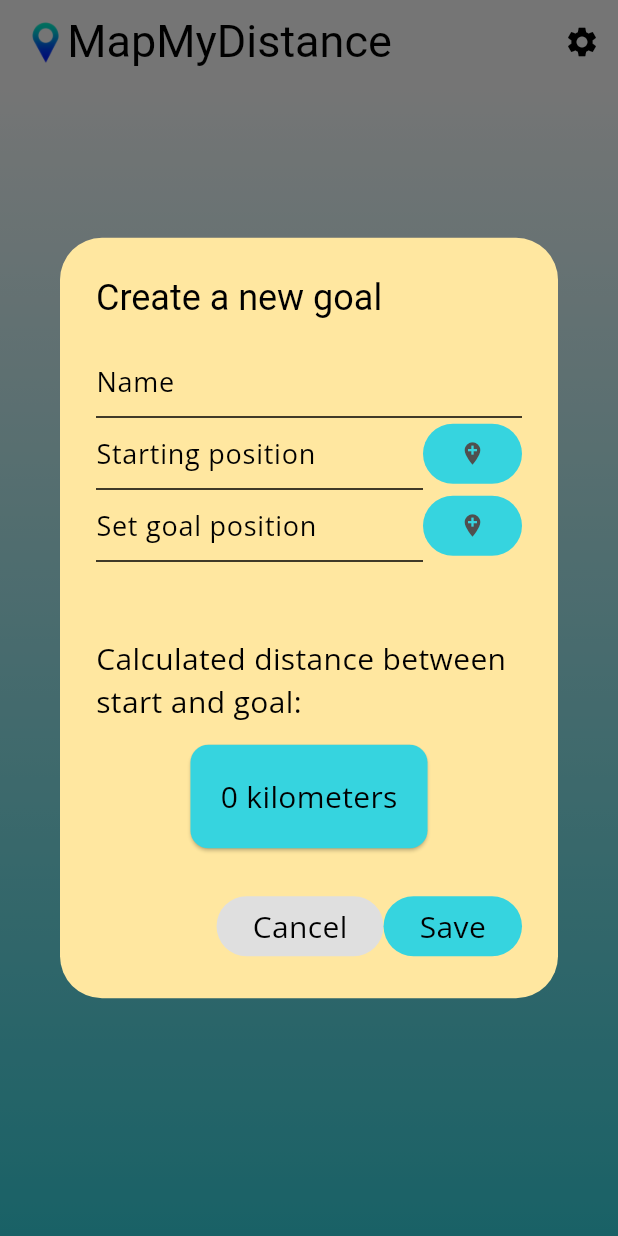
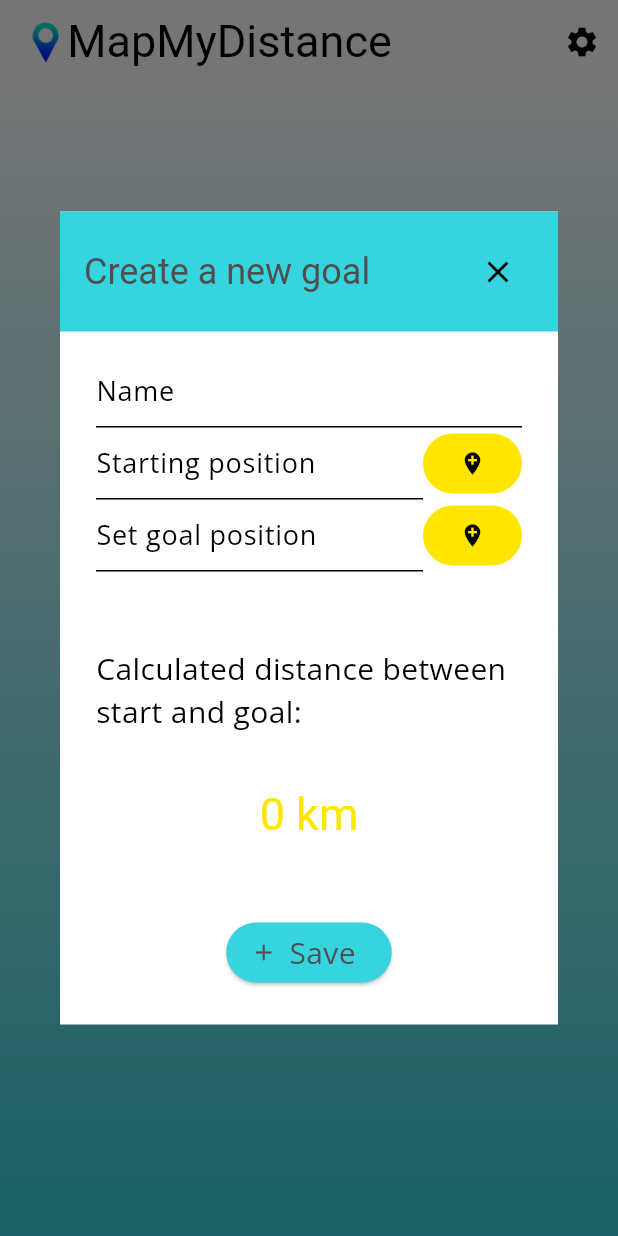
Before and after one commit to kyralux/MapMyDistance, a Flutter app: the screen it shows after launch, after a tap on the "add" icon, on a phone screen of 412 x 824 dp. Run offline on Flutter 3.47's test engine with Material 3 defaults, Android fonts, the light colour scheme and no system bars; our stand-ins replace flutter_map, google_fonts, latlong2, percent_indicator, shared_preferences, sqflite; missing offline and left inert: flutter_map_math; accounts and stored records are empty; generated files the repository leaves out were written again; Roboto replaces fonts that are missing (Abel).

Commit message:
wip style changes, block landscape

```diff
--- a/lib/main.dart
+++ b/lib/main.dart
@@ -1,4 +1,5 @@
 import 'package:flutter/material.dart';
+import 'package:flutter/services.dart';
 
 import 'src/app.dart';
 
@@ -10,6 +11,8 @@ void main() async {
   final settingsController = SettingsController(SettingsService());
 
   await settingsController.loadSettings();
-
-  runApp(MyApp(settingsController: settingsController));
+  SystemChrome.setPreferredOrientations([DeviceOrientation.portraitUp])
+      .then((_) {
+    runApp(MyApp(settingsController: settingsController));
+  });
 }
--- a/lib/src/app.dart
+++ b/lib/src/app.dart
@@ -32,12 +32,12 @@ class MyApp extends StatelessWidget {
                 primary: Color.fromARGB(255, 255, 255, 255),
                 onPrimary: Colors.black,
                 secondary: Color.fromARGB(255, 54, 212, 223),
-                onSecondary: Color.fromARGB(
-                    255, 79, 79, 79), // Color.fromARGB(255, 61, 113, 255),
-                tertiary: Color(0xFF003ef9),
+                onSecondary: Color.fromARGB(255, 79, 79, 79),
+                onTertiary: Colors.black, // Color.fromARGB(255, 61, 113, 255),
+                tertiary: Color.fromARGB(255, 255, 230, 0),
                 error: Colors.redAccent,
                 onError: Colors.white,
-                surface: Color.fromARGB(255, 255, 231, 160),
+                surface: Color.fromARGB(255, 255, 255, 255),
                 onSurface: Colors.black,
                 brightness: Brightness.light),
             textTheme: TextTheme(
--- a/lib/src/settings/settings_controller.dart
+++ b/lib/src/settings/settings_controller.dart
@@ -2,7 +2,19 @@ import 'package:flutter/material.dart';
 
 import 'settings_service.dart';
 
-enum DistanceUnit { kilometers, miles }
+enum DistanceUnit {
+  kilometers,
+  miles;
+
+  String get short {
+    switch (this) {
+      case DistanceUnit.kilometers:
+        return 'km';
+      case DistanceUnit.miles:
+        return 'mi';
+    }
+  }
+}
 
 class SettingsController with ChangeNotifier {
   SettingsController(this._settingsService);
--- a/lib/src/views/main_view.dart
+++ b/lib/src/views/main_view.dart
@@ -223,7 +223,7 @@ class _GoalListViewState extends State<GoalListView> {
             mainAxisAlignment: MainAxisAlignment.center,
             children: [
               FloatingActionButton(
-                onPressed: () => showPopup(context, null),
+                onPressed: () => showGoalDialog(context, null),
                 heroTag: 'addButton',
                 backgroundColor: Theme.of(context).colorScheme.secondary,
                 child: Icon(
@@ -266,11 +266,14 @@ class _GoalListViewState extends State<GoalListView> {
                   padding: const EdgeInsets.all(0),
                   child: getProgressBar(),
                 ),
-                Text(
-                  "${formatNumber(goalHandler.curGoal.curDistance)} / ${formatNumber(goalHandler.curGoal.totalDistance)} ${widget.controller.distanceUnit.name}",
+                Container(
+                    width: double.infinity,
+                    color: Theme.of(context).colorScheme.tertiary,
+                    child: Text(
+                      "${formatNumber(goalHandler.curGoal.curDistance)} / ${formatNumber(goalHandler.curGoal.totalDistance)} ${widget.controller.distanceUnit.short}",
                       textAlign: TextAlign.center,
                       style: Theme.of(context).textTheme.bodyLarge,
-                )
+                    )),
               ],
             ),
           ),
@@ -279,7 +282,7 @@ class _GoalListViewState extends State<GoalListView> {
     );
   }
 
-  void showPopup(BuildContext context, Goal? goal) {
+  void showGoalDialog(BuildContext context, Goal? goal) {
     LatLng? selectedLocationStart;
     LatLng? selectedLocationEnd;
     TextEditingController goalController =
@@ -292,7 +295,33 @@ class _GoalListViewState extends State<GoalListView> {
       builder: (BuildContext context) {
         return StatefulBuilder(builder: (context, StateSetter setState) {
           return AlertDialog(
-            title: Text(AppLocalizations.of(context)!.newGoalTitle),
+              titlePadding: EdgeInsets.zero,
+              shape: const RoundedRectangleBorder(
+                borderRadius: BorderRadius.zero,
+              ),
+              title: Container(
+                  color: Theme.of(context)
+                      .colorScheme
+                      .secondary, // Set background color for title
+                  padding: EdgeInsets.all(16), // Add padding
+                  child: Row(
+                    mainAxisAlignment: MainAxisAlignment.spaceBetween,
+                    children: [
+                      Text(
+                        AppLocalizations.of(context)!.newGoalTitle,
+                        style: TextStyle(
+                          color: Theme.of(context)
+                              .colorScheme
+                              .onSecondary, // Text color
+                        ),
+                      ),
+                      IconButton(
+                          onPressed: () {
+                            Navigator.of(context).pop();
+                          },
+                          icon: const Icon(Icons.close))
+                    ],
+                  )),
               content: SingleChildScrollView(
                   child: Form(
                       key: formKey,
@@ -307,7 +336,8 @@ class _GoalListViewState extends State<GoalListView> {
                                     AppLocalizations.of(context)!.newGoalName),
                             validator: (value) {
                               if (value == null || value.isEmpty) {
-                              return AppLocalizations.of(context)!.newGoalName;
+                                return AppLocalizations.of(context)!
+                                    .newGoalName;
                               }
                               if (value.length > 100) {
                                 return AppLocalizations.of(context)!
@@ -333,7 +363,8 @@ class _GoalListViewState extends State<GoalListView> {
                                             .newGoaStart))),
                             FilledButton(
                               onPressed: () async {
-                              selectedLocationStart = await showLocationPicker(
+                                selectedLocationStart =
+                                    await showLocationPicker(
                                         context,
                                         AppLocalizations.of(context)!
                                             .locationPickerStart);
@@ -354,10 +385,10 @@ class _GoalListViewState extends State<GoalListView> {
                               },
                               style: ButtonStyle(
                                   backgroundColor: WidgetStatePropertyAll(
-                                    Theme.of(context).colorScheme.secondary)),
+                                      Theme.of(context).colorScheme.tertiary)),
                               child: Icon(
                                 Icons.add_location,
-                              color: Theme.of(context).colorScheme.onSecondary,
+                                color: Theme.of(context).colorScheme.onTertiary,
                               ),
                             )
                           ]),
@@ -399,10 +430,10 @@ class _GoalListViewState extends State<GoalListView> {
                               },
                               style: ButtonStyle(
                                   backgroundColor: WidgetStatePropertyAll(
-                                    Theme.of(context).colorScheme.secondary)),
+                                      Theme.of(context).colorScheme.tertiary)),
                               child: Icon(
                                 Icons.add_location,
-                              color: Theme.of(context).colorScheme.onSecondary,
+                                color: Theme.of(context).colorScheme.onTertiary,
                               ),
                             ),
                           ]),
@@ -414,42 +445,40 @@ class _GoalListViewState extends State<GoalListView> {
                           const SizedBox(
                             height: 10,
                           ),
-                        Card(
-                            color: Theme.of(context).colorScheme.secondary,
-                            child: Padding(
-                              padding: const EdgeInsets.all(20.0),
+                          Container(
+                            padding: EdgeInsets.all(25),
+                            width: double
+                                .infinity, // Make the card take full available width
+                            child: Center(
+                              //padding: const EdgeInsets.all(20.0),
                               child: Text(
-                                  "${formatNumber(calculatedDistance)} ${widget.controller.distanceUnit.name}",
-                                  style:
-                                      Theme.of(context).textTheme.bodyMedium),
-                            )),
+                                "${formatNumber(calculatedDistance)} ${widget.controller.distanceUnit.short}",
+                                style: Theme.of(context)
+                                    .textTheme
+                                    .titleLarge
+                                    ?.copyWith(
+                                      color: Theme.of(context)
+                                          .colorScheme
+                                          .tertiary,
+                                    ),
+                              ),
+                            ),
+                          ),
                         ],
                       ))),
               actions: [
-              FittedBox(
-                fit: BoxFit.scaleDown,
-                child: Row(
-                    mainAxisAlignment: MainAxisAlignment.spaceEvenly,
-                    children: [
-                      FilledButton(
-                          style: ButtonStyle(
-                              backgroundColor: WidgetStateProperty.all(
-                                  Color.fromARGB(255, 223, 223, 223))),
-                          onPressed: () {
-                            Navigator.of(context).pop();
-                          },
-                          child: Text(AppLocalizations.of(context)!.cancel,
-                              style: Theme.of(context)
-                                  .textTheme
-                                  .bodyMedium!
-                                  .copyWith(
-                                      color: Theme.of(context)
-                                          .colorScheme
-                                          .onSurface))),
-                      FilledButton(
+                Center(
+                    child: ElevatedButton.icon(
                   style: ButtonStyle(
                       backgroundColor: WidgetStateProperty.all(
                           Theme.of(context).colorScheme.secondary)),
+                  label: Text(AppLocalizations.of(context)!.save,
+                      style: Theme.of(context).textTheme.bodyMedium!.copyWith(
+                          color: Theme.of(context).colorScheme.onSecondary)),
+                  icon: Icon(
+                    Icons.add,
+                    color: Theme.of(context).colorScheme.onSecondary,
+                  ),
                   onPressed: () {
                     if (formKey.currentState?.validate() ?? false) {
                       setState(() {
@@ -472,19 +501,8 @@ class _GoalListViewState extends State<GoalListView> {
                       });
                     }
                   },
-                          child: Text(AppLocalizations.of(context)!.save,
-                              maxLines: 1,
-                              style: Theme.of(context)
-                                  .textTheme
-                                  .bodyMedium!
-                                  .copyWith(
-                                      color: Theme.of(context)
-                                          .colorScheme
-                                          .onSurface))),
-                    ]),
-              )
-            ],
-          );
+                ))
+              ]);
         });
       },
     );
@@ -511,31 +529,47 @@ class _GoalListViewState extends State<GoalListView> {
             FittedBox(
               child: Row(
                 children: [
-                  FilledButton(
-                    style: ButtonStyle(
-                        backgroundColor: WidgetStateProperty.all(
-                            Color.fromARGB(255, 223, 223, 223))),
+                  TextButton(
                       onPressed: () {
                         Navigator.of(context).pop();
                       },
-                    child: Text(
-                      AppLocalizations.of(context)!.cancel,
-                      style: Theme.of(context).textTheme.bodyMedium,
-                    ),
-                  ),
-                  FilledButton(
+                      child: Text(AppLocalizations.of(context)!.cancel,
+                          style: Theme.of(context)
+                              .textTheme
+                              .bodyMedium!
+                              .copyWith(
+                                  color: Theme.of(context)
+                                      .colorScheme
+                                      .onSurface))),
+                  ElevatedButton.icon(
                     style: ButtonStyle(
                         backgroundColor: WidgetStateProperty.all(
                             Theme.of(context).colorScheme.secondary)),
+                    label: Text(AppLocalizations.of(context)!.save,
+                        style: Theme.of(context).textTheme.bodyMedium!.copyWith(
+                            color: Theme.of(context).colorScheme.onSecondary)),
+                    icon: Icon(
+                      Icons.add,
+                      color: Theme.of(context).colorScheme.onSecondary,
+                    ),
                     onPressed: () {
                       Navigator.of(context)
                           .pop(_mapControllerDialog.camera.center);
                     },
-                    child: Text(
-                      AppLocalizations.of(context)!.save,
-                      style: Theme.of(context).textTheme.bodyMedium,
                   ),
-                  ),
+                  // FilledButton(
+                  //   style: ButtonStyle(
+                  //       backgroundColor: WidgetStateProperty.all(
+                  //           Theme.of(context).colorScheme.secondary)),
+                  //   onPressed: () {
+                  //     Navigator.of(context)
+                  //         .pop(_mapControllerDialog.camera.center);
+                  //   },
+                  //   child: Text(
+                  //     AppLocalizations.of(context)!.save,
+                  //     style: Theme.of(context).textTheme.bodyMedium,
+                  //   ),
+                  // ),
                 ],
               ),
             )
@@ -553,7 +587,34 @@ class _GoalListViewState extends State<GoalListView> {
       context: context,
       builder: (BuildContext context) {
         return AlertDialog(
-          title: Text(AppLocalizations.of(context)!.distanceTitle),
+          titlePadding: EdgeInsets.zero,
+          shape: const RoundedRectangleBorder(
+            borderRadius: BorderRadius.zero,
+          ),
+          title: Container(
+              color: Theme.of(context).colorScheme.secondary,
+              padding: const EdgeInsets.all(16), // Add padding
+              child: Row(
+                mainAxisAlignment: MainAxisAlignment.spaceBetween,
+                children: [
+                  Text(
+                    AppLocalizations.of(context)!.distanceTitle,
+                    style: TextStyle(
+                      color: Theme.of(context)
+                          .colorScheme
+                          .onSecondary, // Text color
+                    ),
+                  ),
+                  IconButton(
+                      onPressed: () {
+                        Navigator.of(context).pop();
+                      },
+                      icon: Icon(
+                        Icons.close,
+                        color: Theme.of(context).colorScheme.onSecondary,
+                      ))
+                ],
+              )),
           content: SingleChildScrollView(
               child: Form(
                   key: formKey,
@@ -565,9 +626,8 @@ class _GoalListViewState extends State<GoalListView> {
                           child: TextFormField(
                         controller: distanceController,
                         decoration: InputDecoration(
-                            hintText:
-                                AppLocalizations.of(context)!.distanceHint,
-                            border: OutlineInputBorder()),
+                          hintText: AppLocalizations.of(context)!.distanceHint,
+                        ),
                         keyboardType: TextInputType.number,
                         validator: (value) {
                           if (value == null || value.isEmpty) {
@@ -588,29 +648,22 @@ class _GoalListViewState extends State<GoalListView> {
                         },
                       )),
                       const SizedBox(width: 10),
-                      Text(widget.controller.distanceUnit.name)
+                      Text(widget.controller.distanceUnit.short)
                     ]),
                   ]))),
           actions: [
-            FittedBox(
-                child: Row(
-                    mainAxisAlignment: MainAxisAlignment.spaceEvenly,
-                    children: [
-                  FilledButton(
-                    style: ButtonStyle(
-                        backgroundColor: WidgetStateProperty.all(
-                            Color.fromARGB(255, 223, 223, 223))),
-                    onPressed: () {
-                      Navigator.of(context).pop();
-                    },
-                    child: Text(AppLocalizations.of(context)!.cancel,
-                        style: Theme.of(context).textTheme.bodyMedium!.copyWith(
-                            color: Theme.of(context).colorScheme.onSurface)),
-                  ),
-                  FilledButton(
+            Center(
+              child: ElevatedButton.icon(
                   style: ButtonStyle(
                       backgroundColor: WidgetStateProperty.all(
                           Theme.of(context).colorScheme.secondary)),
+                  label: Text(AppLocalizations.of(context)!.save,
+                      style: Theme.of(context).textTheme.bodyMedium!.copyWith(
+                          color: Theme.of(context).colorScheme.onSecondary)),
+                  icon: Icon(
+                    Icons.add,
+                    color: Theme.of(context).colorScheme.onSecondary,
+                  ),
                   onPressed: () {
                     if (formKey.currentState?.validate() ?? false) {
                       setState(() {
@@ -623,12 +676,8 @@ class _GoalListViewState extends State<GoalListView> {
                         }
                       });
                     }
-                    },
-                    child: Text(AppLocalizations.of(context)!.save,
-                        style: Theme.of(context).textTheme.bodyMedium!.copyWith(
-                            color: Theme.of(context).colorScheme.onSurface)),
-                  )
-                ])),
+                  }),
+            ),
           ],
         );
       },
@@ -676,7 +725,37 @@ class _GoalListViewState extends State<GoalListView> {
       context: context,
       builder: (BuildContext context) {
         return AlertDialog(
-          title: Text(AppLocalizations.of(context)!.deletionTitle),
+          titlePadding: EdgeInsets.zero,
+          shape: const RoundedRectangleBorder(
+            borderRadius: BorderRadius.zero,
+          ),
+
+          title: Container(
+              color: Theme.of(context)
+                  .colorScheme
+                  .error, // Set background color for title
+              padding: EdgeInsets.all(16), // Add padding
+              child: Row(
+                mainAxisAlignment: MainAxisAlignment.spaceBetween,
+                children: [
+                  Text(
+                    AppLocalizations.of(context)!.deletionTitle,
+                    style: TextStyle(
+                      color:
+                          Theme.of(context).colorScheme.onError, // Text color
+                    ),
+                  ),
+                  IconButton(
+                      onPressed: () {
+                        Navigator.of(context).pop();
+                      },
+                      icon: Icon(
+                        Icons.close,
+                        color: Theme.of(context).colorScheme.onError,
+                      ))
+                ],
+              )),
+          //Text(AppLocalizations.of(context)!.deletionTitle),
           content: Column(
               mainAxisSize: MainAxisSize.min,
               mainAxisAlignment: MainAxisAlignment.center,
@@ -686,56 +765,26 @@ class _GoalListViewState extends State<GoalListView> {
                 const SizedBox(height: 10),
                 Container(
                     padding: const EdgeInsets.all(10),
-                    decoration: BoxDecoration(
-                        border: Border.all(
-                            width: 2,
-                            color: Theme.of(context).colorScheme.error)),
                     child: Text(goal.name,
-                        style: Theme.of(context).textTheme.bodyLarge))
+                        style: Theme.of(context).textTheme.titleLarge))
               ]),
           actions: [
-            FittedBox(
-                fit: BoxFit.scaleDown,
-                child: Row(
-                    mainAxisAlignment: MainAxisAlignment.spaceEvenly,
-                    children: [
-                      FilledButton(
-                        style: ButtonStyle(
-                            backgroundColor: WidgetStateProperty.all(
-                                Color.fromARGB(255, 223, 223, 223))),
-                        onPressed: () {
-                          Navigator.of(context).pop();
-                        },
-                        child: Text(AppLocalizations.of(context)!.cancel,
-                            style: Theme.of(context)
-                                .textTheme
-                                .bodyMedium!
-                                .copyWith(
-                                    color: Theme.of(context)
-                                        .colorScheme
-                                        .onSurface)),
-                      ),
-                      FilledButton(
+            Center(
+              child: FilledButton(
                 style: ButtonStyle(
                     backgroundColor: WidgetStateProperty.all(
                         Theme.of(context).colorScheme.error)),
                 onPressed: () {
                   Navigator.of(context).pop();
                   setState(() {
-                            goalHandler.deleteGoal(
-                                goal, Theme.of(context).colorScheme);
+                    goalHandler.deleteGoal(goal, Theme.of(context).colorScheme);
                   });
                 },
-                        child: Text(
-                            AppLocalizations.of(context)!.deletionSubmit,
-                            style: Theme.of(context)
-                                .textTheme
-                                .bodyMedium!
-                                .copyWith(
-                                    color:
-                                        Theme.of(context).colorScheme.onError)),
+                child: Text(AppLocalizations.of(context)!.deletionSubmit,
+                    style: Theme.of(context).textTheme.bodyMedium!.copyWith(
+                        color: Theme.of(context).colorScheme.onError)),
               ),
-                    ]))
+            )
           ],
         );
       },
@@ -783,7 +832,7 @@ class _GoalListViewState extends State<GoalListView> {
                 )),
             IconButton(
               onPressed: () {
-                showPopup(context, null);
+                showGoalDialog(context, null);
               },
               color: Theme.of(context).colorScheme.secondary,
               icon: Icon(
@@ -810,16 +859,15 @@ class _GoalListViewState extends State<GoalListView> {
 /// bar prozent ist nicht mittig
 ///
 /// 1.0:
-///
 /// Overall:
 /// - make popups pretty
 /// - make button style
+/// - have a text field style
+/// - final theme -> add dark theme
+/// -
 ///
 /// logic:
 /// - fix schräg issues
-/// - fix issue with moving the map after something is updated
 ///
-/// Settings:
-/// - add dark theme
 /// wenn ich bei distanz 1.0 hinzufüge ist alles weird, komma ist jetzt super
 ///
```
Lines whose indentation alone changed are shown as unchanged.
